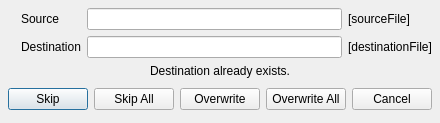
Before: the Qt Designer form src/qtfilecopier/qtoverwritedialog.ui in wilbert2000/wzplayer, drawn with Qt 5.
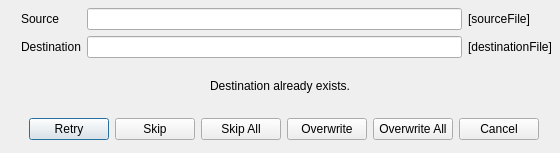
After: the same form once the commit is applied.

Commit message: Add retry button to overwrite prompt

The edit to the form file:
```diff
--- a/src/qtfilecopier/qtoverwritedialog.ui
+++ b/src/qtfilecopier/qtoverwritedialog.ui
@@ -3,33 +3,51 @@
  <comment></comment>
  <exportmacro></exportmacro>
  <class>QtOverwriteDialog</class>
- <widget class="QDialog" name="QtOverwriteDialog" >
-  <property name="geometry" >
+ <widget class="QDialog" name="QtOverwriteDialog">
+  <property name="geometry">
    <rect>
     <x>0</x>
     <y>0</y>
-    <width>305</width>
-    <height>83</height>
+    <width>560</width>
+    <height>153</height>
    </rect>
   </property>
   <property name="windowTitle" >
    <string>Copy Warning</string>
   </property>
-  <layout class="QVBoxLayout" >
-   <property name="margin" >
-    <number>8</number>
-   </property>
-   <property name="spacing" >
+  <layout class="QVBoxLayout">
+   <property name="spacing">
     <number>6</number>
    </property>
+   <property name="leftMargin">
+    <number>8</number>
+   </property>
+   <property name="topMargin">
+    <number>8</number>
+   </property>
+   <property name="rightMargin">
+    <number>8</number>
+   </property>
+   <property name="bottomMargin">
+    <number>8</number>
+   </property>
    <item>
-    <layout class="QHBoxLayout" >
-     <property name="margin" >
-      <number>0</number>
-     </property>
-     <property name="spacing" >
+    <layout class="QHBoxLayout">
+     <property name="spacing">
       <number>6</number>
      </property>
+     <property name="leftMargin">
+      <number>0</number>
+     </property>
+     <property name="topMargin">
+      <number>0</number>
+     </property>
+     <property name="rightMargin">
+      <number>0</number>
+     </property>
+     <property name="bottomMargin">
+      <number>0</number>
+     </property>
      <item>
       <widget class="QLabel" name="iconLabel" >
        <property name="text" >
@@ -42,7 +60,16 @@
        <property name="margin" >
         <number>0</number>
        </property>
-       <property name="spacing" >
+       <property name="topMargin">
+        <number>0</number>
+       </property>
+       <property name="rightMargin">
+        <number>0</number>
+       </property>
+       <property name="bottomMargin">
+        <number>0</number>
+       </property>
+       <property name="spacing">
         <number>6</number>
        </property>
        <item row="1" column="0" >
@@ -73,12 +100,10 @@
          </property>
         </widget>
        </item>
-       <item row="1" column="1" >
-        <widget class="QLineEdit" name="destLineEdit" >
-         <property name="sizePolicy" >
-          <sizepolicy>
-           <hsizetype>7</hsizetype>
-           <vsizetype>0</vsizetype>
+       <item row="1" column="1">
+        <widget class="QLineEdit" name="destLineEdit">
+         <property name="sizePolicy">
+          <sizepolicy hsizetype="Expanding" vsizetype="Fixed">
            <horstretch>0</horstretch>
            <verstretch>0</verstretch>
           </sizepolicy>
@@ -89,17 +114,15 @@
          <property name="text" >
           <string/>
          </property>
-         <property name="readOnly" >
-          <bool>true</bool>
+         <property name="readOnly">
+          <bool>false</bool>
          </property>
         </widget>
        </item>
-       <item row="0" column="1" >
-        <widget class="QLineEdit" name="sourceLineEdit" >
-         <property name="sizePolicy" >
-          <sizepolicy>
-           <hsizetype>7</hsizetype>
-           <vsizetype>0</vsizetype>
+       <item row="0" column="1">
+        <widget class="QLineEdit" name="sourceLineEdit">
+         <property name="sizePolicy">
+          <sizepolicy hsizetype="Expanding" vsizetype="Fixed">
            <horstretch>0</horstretch>
            <verstretch>0</verstretch>
           </sizepolicy>
@@ -127,13 +150,22 @@
     </widget>
    </item>
    <item>
-    <layout class="QHBoxLayout" >
-     <property name="margin" >
-      <number>0</number>
-     </property>
-     <property name="spacing" >
+    <layout class="QHBoxLayout">
+     <property name="spacing">
       <number>6</number>
      </property>
+     <property name="leftMargin">
+      <number>0</number>
+     </property>
+     <property name="topMargin">
+      <number>0</number>
+     </property>
+     <property name="rightMargin">
+      <number>0</number>
+     </property>
+     <property name="bottomMargin">
+      <number>0</number>
+     </property>
      <item>
       <spacer>
        <property name="orientation" >
@@ -148,8 +180,15 @@
       </spacer>
      </item>
      <item>
-      <widget class="QPushButton" name="skipButton" >
-       <property name="text" >
+      <widget class="QPushButton" name="retryButton">
+       <property name="text">
+        <string>Retry</string>
+       </property>
+      </widget>
+     </item>
+     <item>
+      <widget class="QPushButton" name="skipButton">
+       <property name="text">
         <string>Skip</string>
        </property>
       </widget>
```
Left out of the diff: 94 changed lines with no effect on the pictures. The commit also changes 3 other files.
